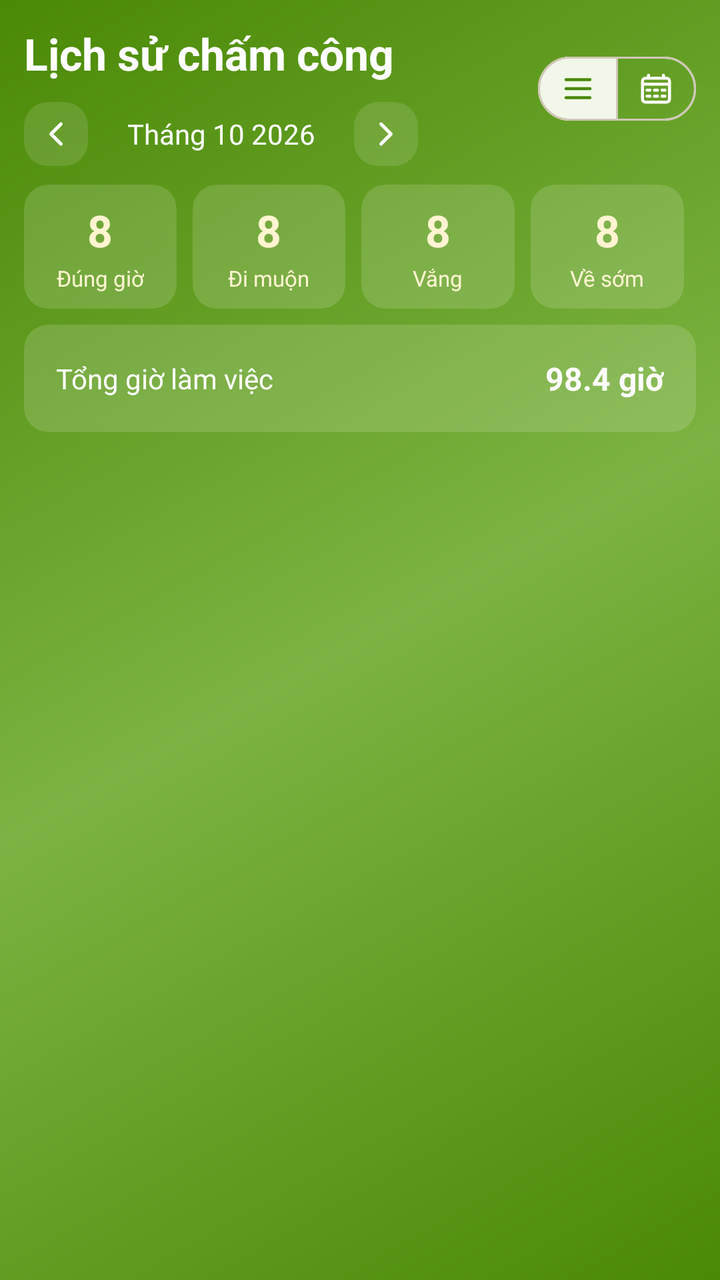
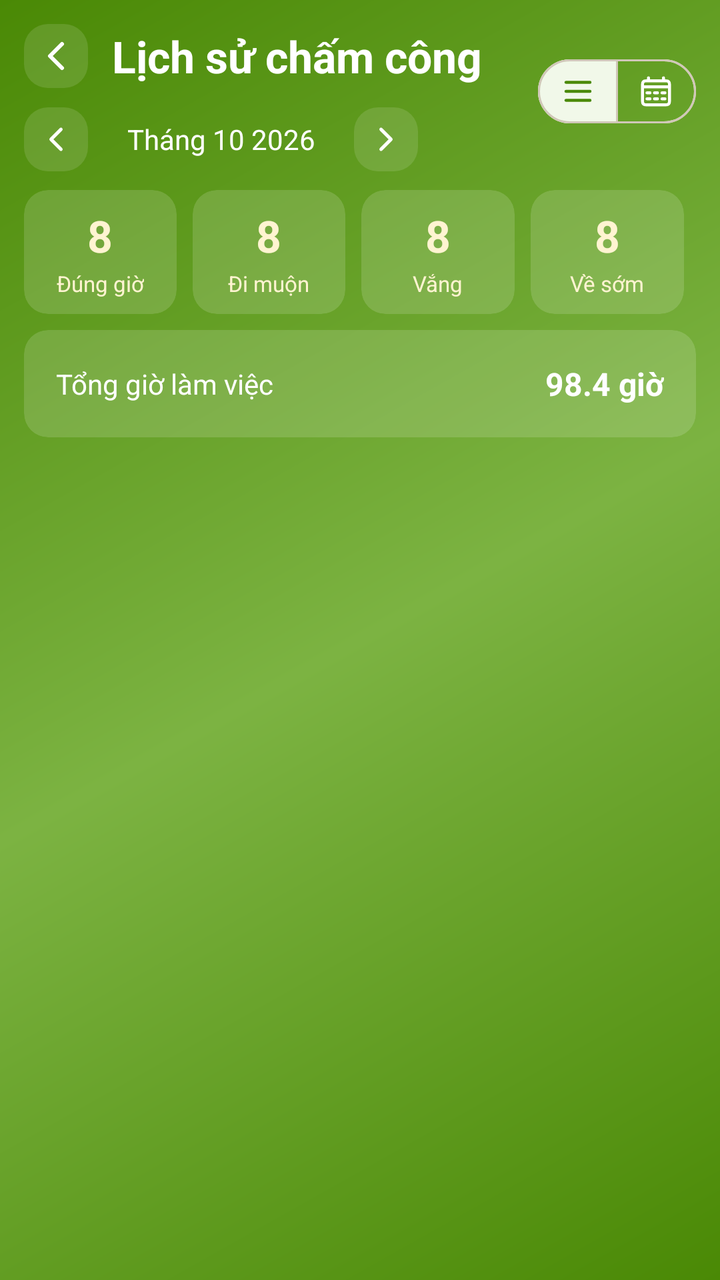

The first picture is an Android layout as it rendered before a commit; the second is the same layout after the commit. The layout source and the unified diff follow.
<!-- AndroidManifest.xml: application theme Theme.AttendanceApp -->
<!-- res/layout/layout_history_header.xml -->
<?xml version="1.0" encoding="utf-8"?>
<androidx.constraintlayout.widget.ConstraintLayout
    xmlns:android="http://schemas.android.com/apk/res/android"
    xmlns:app="http://schemas.android.com/apk/res-auto"
    xmlns:tools="http://schemas.android.com/tools"
    android:id="@+id/header_section"
    android:layout_width="match_parent"
    android:layout_height="wrap_content"
    android:background="@drawable/bg_card_gradient"
    android:padding="@dimen/spacing_m">

    
    <TextView
        android:id="@+id/tv_screen_title"
        style="@style/TitleTextLargeStyle"
        android:layout_width="0dp"
        android:layout_height="wrap_content"
        android:text="@string/history_title"
        android:textColor="?attr/colorOnPrimary"
        app:layout_constraintEnd_toStartOf="@id/toggle_view_mode"
        app:layout_constraintStart_toStartOf="parent"
        app:layout_constraintTop_toTopOf="parent" />

    
    <ImageView
        android:id="@+id/btn_prev_month"
        android:layout_width="@dimen/icon_size_xl"
        android:layout_height="@dimen/icon_size_xl"
        android:layout_marginTop="@dimen/spacing_l"
        android:background="@drawable/bg_time_chip"
        android:clickable="true"
        android:contentDescription="Tháng trước"
        android:focusable="true"
        android:padding="@dimen/spacing_xs"
        android:src="@drawable/ic_chevron_left"
        app:layout_constraintBottom_toBottomOf="@+id/tv_month_year_subtitle"
        app:layout_constraintStart_toStartOf="parent"
        app:layout_constraintTop_toBottomOf="@id/tv_screen_title"
        app:tint="?attr/colorOnPrimary" />

    <TextView
        android:id="@+id/tv_month_year_subtitle"
        style="@style/BodyTextMediumStyle"
        android:layout_width="wrap_content"
        android:layout_height="wrap_content"
        android:layout_marginTop="@dimen/spacing_l"
        android:text="@string/history_month_format"
        android:textColor="?attr/colorOnPrimary"
        app:layout_constraintEnd_toStartOf="@id/btn_next_month"
        app:layout_constraintStart_toEndOf="@id/btn_prev_month"
        app:layout_constraintTop_toBottomOf="@id/tv_screen_title" />

    <ImageView
        android:id="@+id/btn_next_month"
        android:layout_width="@dimen/icon_size_xl"
        android:layout_height="@dimen/icon_size_xl"
        android:layout_marginTop="@dimen/spacing_l"
        android:layout_marginEnd="60dp"
        android:background="@drawable/bg_time_chip"
        android:clickable="true"
        android:contentDescription="Tháng sau"
        android:focusable="true"
        android:padding="@dimen/spacing_xs"
        android:src="@drawable/ic_chevron_right"
        app:layout_constraintBottom_toBottomOf="@+id/tv_month_year_subtitle"
        app:layout_constraintEnd_toStartOf="@id/toggle_view_mode"
        app:layout_constraintTop_toBottomOf="@id/tv_screen_title"
        app:tint="?attr/colorOnPrimary" />

    
    <com.google.android.material.button.MaterialButtonToggleGroup
        android:id="@+id/toggle_view_mode"
        android:layout_width="wrap_content"
        android:layout_height="@dimen/icon_container_m"
        app:checkedButton="@id/btn_view_list"
        app:layout_constraintBottom_toBottomOf="@+id/tv_month_year_subtitle"
        app:layout_constraintEnd_toEndOf="parent"
        app:layout_constraintTop_toTopOf="parent"
        app:selectionRequired="true"
        app:singleSelection="true">

        <com.google.android.material.button.MaterialButton
            android:id="@+id/btn_view_list"
            style="@style/Widget.Material3.Button.OutlinedButton"
            android:layout_width="40dp"
            android:layout_height="match_parent"
            android:padding="0dp"
            app:icon="@drawable/ic_menu"
            app:iconGravity="textStart"
            app:iconPadding="0dp"
            app:iconTint="?attr/colorPrimary" />

        <com.google.android.material.button.MaterialButton
            android:id="@+id/btn_view_calendar"
            style="@style/Widget.Material3.Button.OutlinedButton"
            android:layout_width="40dp"
            android:layout_height="match_parent"
            android:padding="0dp"
            app:icon="@drawable/ic_calendar"
            app:iconGravity="textStart"
            app:iconPadding="0dp"
            app:iconTint="?attr/colorOnPrimary" />
    </com.google.android.material.button.MaterialButtonToggleGroup>

    
    <LinearLayout
        android:id="@+id/layout_stats_grid"
        android:layout_width="match_parent"
        android:layout_height="wrap_content"
        android:layout_marginTop="@dimen/spacing_l"
        android:baselineAligned="false"
        android:orientation="horizontal"
        app:layout_constraintTop_toBottomOf="@id/tv_month_year_subtitle">

        
        <com.google.android.material.card.MaterialCardView
            style="@style/WaterCard"
            android:layout_width="0dp"
            android:layout_height="wrap_content"
            android:layout_marginEnd="@dimen/spacing_s"
            android:layout_weight="1">

            <LinearLayout
                android:layout_width="match_parent"
                android:layout_height="wrap_content"
                android:gravity="center"
                android:orientation="vertical"
                android:paddingVertical="@dimen/spacing_s">

                <TextView
                    android:id="@+id/tv_on_time_count"
                    style="@style/TitleTextLargeStyle"
                    android:layout_width="wrap_content"
                    android:layout_height="wrap_content"
                    android:text="8"
                    android:textColor="?attr/colorSurfaceVariant" />

                <TextView
                    android:layout_width="wrap_content"
                    android:layout_height="wrap_content"
                    android:layout_marginTop="@dimen/spacing_3xs"
                    android:text="@string/history_status_on_time"
                    android:textColor="?attr/colorSurfaceVariant"
                    android:textSize="@dimen/text_size_body_small" />
            </LinearLayout>
        </com.google.android.material.card.MaterialCardView>

        
        <com.google.android.material.card.MaterialCardView
            style="@style/WaterCard"
            android:layout_width="0dp"
            android:layout_height="wrap_content"
            android:layout_marginEnd="@dimen/spacing_s"
            android:layout_weight="1">

            <LinearLayout
                android:layout_width="match_parent"
                android:layout_height="wrap_content"
                android:gravity="center"
                android:orientation="vertical"
                android:paddingVertical="@dimen/spacing_s">

                <TextView
                    android:id="@+id/tv_late_count"
                    style="@style/TitleTextLargeStyle"
                    android:layout_width="wrap_content"
                    android:layout_height="wrap_content"
                    android:text="8"
                    android:textColor="?attr/colorSurfaceVariant" />

                <TextView
                    android:layout_width="wrap_content"
                    android:layout_height="wrap_content"
                    android:layout_marginTop="@dimen/spacing_3xs"
                    android:text="@string/history_status_late"
                    android:textColor="?attr/colorSurfaceVariant"
                    android:textSize="@dimen/text_size_body_small" />
            </LinearLayout>
        </com.google.android.material.card.MaterialCardView>

        
        <com.google.android.material.card.MaterialCardView
            style="@style/WaterCard"
            android:layout_width="0dp"
            android:layout_height="wrap_content"
            android:layout_marginEnd="@dimen/spacing_s"
            android:layout_weight="1">

            <LinearLayout
                android:layout_width="match_parent"
                android:layout_height="wrap_content"
                android:gravity="center"
                android:orientation="vertical"
                android:paddingVertical="@dimen/spacing_s">

                <TextView
                    android:id="@+id/tv_absent_count"
                    style="@style/TitleTextLargeStyle"
                    android:layout_width="wrap_content"
                    android:layout_height="wrap_content"
                    android:text="8"
                    android:textColor="?attr/colorSurfaceVariant" />

                <TextView
                    android:layout_width="wrap_content"
                    android:layout_height="wrap_content"
                    android:layout_marginTop="@dimen/spacing_3xs"
                    android:text="@string/history_status_absent"
                    android:textColor="?attr/colorSurfaceVariant"
                    android:textSize="@dimen/text_size_body_small" />
            </LinearLayout>
        </com.google.android.material.card.MaterialCardView>

        
        <com.google.android.material.card.MaterialCardView
            style="@style/WaterCard"
            android:layout_width="0dp"
            android:layout_height="wrap_content"
            android:layout_marginEnd="6dp"
            android:layout_weight="1">

            <LinearLayout
                android:layout_width="match_parent"
                android:layout_height="wrap_content"
                android:gravity="center"
                android:orientation="vertical"
                android:paddingVertical="@dimen/spacing_s">

                <TextView
                    android:id="@+id/tv_early_leave_count"
                    style="@style/TitleTextLargeStyle"
                    android:layout_width="wrap_content"
                    android:layout_height="wrap_content"
                    android:text="8"
                    android:textColor="?attr/colorSurfaceVariant" />

                <TextView
                    android:layout_width="wrap_content"
                    android:layout_height="wrap_content"
                    android:layout_marginTop="@dimen/spacing_3xs"
                    android:text="@string/history_status_early_leave"
                    android:textColor="?attr/colorSurfaceVariant"
                    android:textSize="@dimen/text_size_body_small" />
            </LinearLayout>
        </com.google.android.material.card.MaterialCardView>

    </LinearLayout>

    
    <com.google.android.material.card.MaterialCardView
        android:id="@+id/card_total_working_hours"
        style="@style/WaterCard"
        android:layout_width="match_parent"
        android:layout_height="wrap_content"
        android:layout_marginTop="@dimen/spacing_s"
        app:layout_constraintTop_toBottomOf="@id/layout_stats_grid">

        <androidx.constraintlayout.widget.ConstraintLayout
            android:layout_width="match_parent"
            android:layout_height="match_parent"
            android:paddingHorizontal="@dimen/spacing_l"
            android:paddingVertical="@dimen/spacing_l">

            <TextView
                style="@style/BodyTextMediumStyle"
                android:layout_width="wrap_content"
                android:layout_height="wrap_content"
                android:text="@string/history_total_working_hours"
                android:textColor="?attr/colorOnPrimary"
                app:layout_constraintBottom_toBottomOf="parent"
                app:layout_constraintStart_toStartOf="parent"
                app:layout_constraintTop_toTopOf="parent" />

            <TextView
                android:id="@+id/tv_total_working_hours"
                style="@style/BodyTextLargeStyle"
                android:layout_width="wrap_content"
                android:layout_height="wrap_content"
                android:text="98.4 giờ"
                android:textColor="?attr/colorOnPrimary"
                android:textStyle="bold"
                app:layout_constraintBottom_toBottomOf="parent"
                app:layout_constraintEnd_toEndOf="parent"
                app:layout_constraintTop_toTopOf="parent" />

        </androidx.constraintlayout.widget.ConstraintLayout>

    </com.google.android.material.card.MaterialCardView>

</androidx.constraintlayout.widget.ConstraintLayout>
<!-- resources referenced by this layout -->
<resources>
  <dimen name="icon_container_m">40dp</dimen>
  <dimen name="icon_size_xl">32dp</dimen>
  <dimen name="spacing_3xs">2dp</dimen>
  <dimen name="spacing_l">16dp</dimen>
  <dimen name="spacing_m">12dp</dimen>
  <dimen name="spacing_s">8dp</dimen>
  <dimen name="spacing_xs">6dp</dimen>
  <dimen name="text_size_body_small">11sp</dimen>
  <string name="history_month_format">Tháng 10 2026</string>
  <string name="history_status_absent">Vắng</string>
  <string name="history_status_early_leave">Về sớm</string>
  <string name="history_status_late">Đi muộn</string>
  <string name="history_status_on_time">Đúng giờ</string>
  <string name="history_title">Lịch sử chấm công</string>
  <string name="history_total_working_hours">Tổng giờ làm việc</string>
  <style name="TitleTextLargeStyle">
          <item name="android:textSize">@dimen/text_size_title_large</item>
          <item name="android:textStyle">bold</item>
          <item name="android:textColor">?attr/colorOnSurface</item>
      </style>
  <style name="Theme.AttendanceApp" parent="Theme.AttendanceApp.Avocado" />
  <dimen name="radius_m">12dp</dimen>
  <dimen name="text_size_body_large">16sp</dimen>
  <dimen name="text_size_body_medium">14sp</dimen>
  <dimen name="text_size_title_large">22sp</dimen>
  <dimen name="elevation_none">0dp</dimen>
  <dimen name="border_none">0dp</dimen>
  <color name="md_theme_light_primary">#4A8905</color>
  <color name="md_theme_light_onPrimary">#FFFFFF</color>
  <color name="md_theme_light_primaryContainer">#E2F0D3</color>
  <color name="md_theme_light_onPrimaryContainer">#14240B</color>
  <color name="md_theme_light_secondary">#7CB342</color>
  <color name="md_theme_light_onSecondary">#FFFFFF</color>
  <color name="md_theme_light_secondaryContainer">#F1F8E9</color>
  <color name="md_theme_light_onSecondaryContainer">#254106</color>
  <color name="md_theme_light_background">#FFFDF5</color>
  <color name="md_theme_light_onBackground">#1C1C16</color>
  <color name="md_theme_light_surface">#FFFBEA</color>
  <color name="md_theme_light_onSurface">#1C1C16</color>
  <color name="md_theme_light_surfaceVariant">#FFF4D1</color>
  <color name="md_theme_light_onSurfaceVariant">#4C4739</color>
  <color name="md_theme_light_outline">#D0C7B8</color>
  <color name="md_theme_light_outlineVariant">#EBE1D1</color>
  <color name="md_theme_light_error">#BA1A1A</color>
  <color name="md_theme_light_onError">#FFFFFF</color>
  <color name="md_theme_light_errorContainer">#FFDAD6</color>
  <color name="md_theme_light_onErrorContainer">#410002</color>
  <color name="attendance_present">#1B5E20</color>
  <color name="attendance_present_container">#E6FFD2</color>
  <color name="attendance_late">#E67E22</color>
  <color name="attendance_late_container">#FFEDD7</color>
  <color name="attendance_absent">#C0392B</color>
  <color name="attendance_absent_container">#FFE0DA</color>
  <color name="attendance_leave">#8E24AA</color>
  <color name="attendance_leave_container">#FDEBFF</color>
  <color name="attendance_not_checked">#5D6D7E</color>
  <color name="attendance_not_checked_container">#F2F4F4</color>
  <color name="attendance_weekend">#A9C6D9</color>
  <color name="attendance_weekend_container">#EEF6FB</color>
  <color name="attendance_early_leave">#2980B9</color>
  <color name="attendance_early_leave_container">#EBF5FB</color>
  <color name="attendance_present_card">#F0F9E6</color>
  <color name="attendance_late_card">#FFF5EB</color>
  <color name="attendance_absent_card">#FFF0EE</color>
  <color name="attendance_leave_card">#FAF5FC</color>
  <color name="attendance_not_checked_card">#F7F8F8</color>
  <color name="attendance_weekend_card">#F4F8FB</color>
  <color name="attendance_early_leave_card">#F2F8FC</color>
  <!-- unchanged entries left out for length: 11 -->
</resources>

<!-- the commit's change to res/layout/layout_history_header.xml (unified diff, before → after) -->
@@ -10,16 +10,34 @@
     android:padding="@dimen/spacing_m">
 
     
+    <ImageView
+        android:id="@+id/btn_back"
+        android:layout_width="@dimen/icon_size_xl"
+        android:layout_height="@dimen/icon_size_xl"
+        android:background="@drawable/bg_time_chip"
+        android:clickable="true"
+        android:contentDescription="Quay lại"
+        android:focusable="true"
+        android:padding="@dimen/spacing_2xs"
+        android:rotation="180"
+        android:src="@drawable/ic_chevron_right"
+        app:layout_constraintStart_toStartOf="parent"
+        app:layout_constraintTop_toTopOf="parent"
+        app:tint="?attr/colorOnPrimary" />
+
+    
     <TextView
         android:id="@+id/tv_screen_title"
         style="@style/TitleTextLargeStyle"
         android:layout_width="0dp"
         android:layout_height="wrap_content"
+        android:layout_marginStart="@dimen/spacing_m"
         android:text="@string/history_title"
         android:textColor="?attr/colorOnPrimary"
+        app:layout_constraintBottom_toBottomOf="@id/btn_back"
         app:layout_constraintEnd_toStartOf="@id/toggle_view_mode"
-        app:layout_constraintStart_toStartOf="parent"
-        app:layout_constraintTop_toTopOf="parent" />
+        app:layout_constraintStart_toEndOf="@id/btn_back"
+        app:layout_constraintTop_toTopOf="@id/btn_back" />
 
     
     <ImageView
@@ -35,7 +53,7 @@
         android:src="@drawable/ic_chevron_left"
         app:layout_constraintBottom_toBottomOf="@+id/tv_month_year_subtitle"
         app:layout_constraintStart_toStartOf="parent"
-        app:layout_constraintTop_toBottomOf="@id/tv_screen_title"
+        app:layout_constraintTop_toBottomOf="@id/btn_back"
         app:tint="?attr/colorOnPrimary" />
 
     <TextView
@@ -48,7 +66,7 @@
         android:textColor="?attr/colorOnPrimary"
         app:layout_constraintEnd_toStartOf="@id/btn_next_month"
         app:layout_constraintStart_toEndOf="@id/btn_prev_month"
-        app:layout_constraintTop_toBottomOf="@id/tv_screen_title" />
+        app:layout_constraintTop_toBottomOf="@id/btn_back" />
 
     <ImageView
         android:id="@+id/btn_next_month"
@@ -64,7 +82,7 @@
         android:src="@drawable/ic_chevron_right"
         app:layout_constraintBottom_toBottomOf="@+id/tv_month_year_subtitle"
         app:layout_constraintEnd_toStartOf="@id/toggle_view_mode"
-        app:layout_constraintTop_toBottomOf="@id/tv_screen_title"
+        app:layout_constraintTop_toBottomOf="@id/btn_back"
         app:tint="?attr/colorOnPrimary" />
 
     
@@ -194,7 +212,7 @@
                 android:paddingVertical="@dimen/spacing_s">
 
                 <TextView
-                    android:id="@+id/tv_absent_count"
+                    android:id="@+id/tv_abs_count"
                     style="@style/TitleTextLargeStyle"
                     android:layout_width="wrap_content"
                     android:layout_height="wrap_content"
<!-- resource entries referenced after the edit -->
@@ -2,6 +2,7 @@
 <resources>
   <dimen name="icon_container_m">40dp</dimen>
   <dimen name="icon_size_xl">32dp</dimen>
+  <dimen name="spacing_2xs">4dp</dimen>
   <dimen name="spacing_3xs">2dp</dimen>
   <dimen name="spacing_l">16dp</dimen>
   <dimen name="spacing_m">12dp</dimen>
